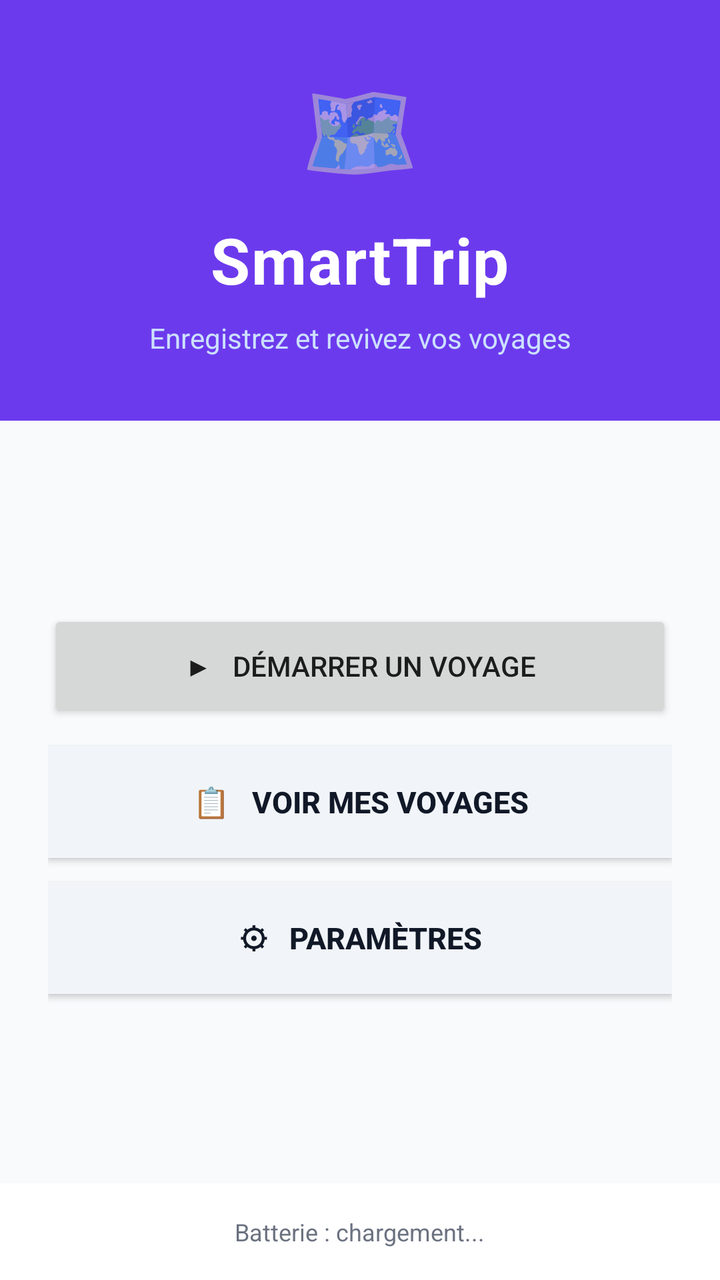
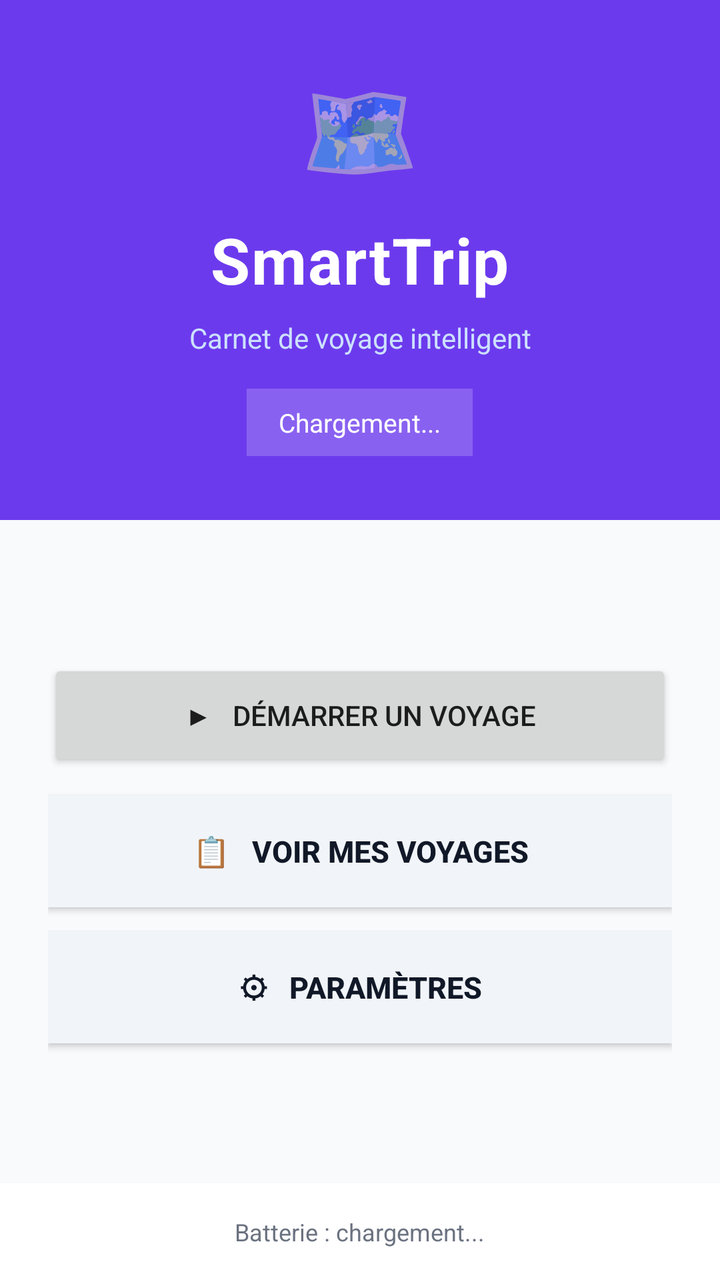

Two renders of the same Android screen: before a commit and after it. Below are the layout's source before the change and the commit's diff.
<!-- AndroidManifest.xml: application theme Theme.SmartTrip -->
<!-- res/layout/activity_main.xml -->
<?xml version="1.0" encoding="utf-8"?>
<LinearLayout xmlns:android="http://schemas.android.com/apk/res/android"
    android:layout_width="match_parent"
    android:layout_height="match_parent"
    android:orientation="vertical"
    android:background="@color/background">

    
    <LinearLayout
        android:layout_width="match_parent"
        android:layout_height="wrap_content"
        android:background="@color/primary"
        android:orientation="vertical"
        android:padding="32dp"
        android:paddingTop="48dp"
        android:paddingBottom="40dp"
        android:gravity="center">

        <TextView
            android:layout_width="wrap_content"
            android:layout_height="wrap_content"
            android:text="🗺️"
            android:textSize="48sp"
            android:layout_marginBottom="12dp" />

        <TextView
            android:id="@+id/tvTitle"
            android:layout_width="wrap_content"
            android:layout_height="wrap_content"
            android:text="SmartTrip"
            android:textSize="32sp"
            android:textStyle="bold"
            android:textColor="@color/white"
            android:letterSpacing="0.02"
            android:layout_marginBottom="8dp" />

        <TextView
            android:layout_width="wrap_content"
            android:layout_height="wrap_content"
            android:text="Enregistrez et revivez vos voyages"
            android:textSize="14sp"
            android:textColor="#CCE0FF"
            android:gravity="center" />

    </LinearLayout>

    
    <LinearLayout
        android:layout_width="match_parent"
        android:layout_height="0dp"
        android:layout_weight="1"
        android:orientation="vertical"
        android:padding="24dp"
        android:gravity="center_vertical">

        <Button
            android:id="@+id/btnStartTrip"
            android:layout_width="match_parent"
            android:layout_height="56dp"
            android:text="▶   Démarrer un voyage"
            android:layout_marginBottom="12dp" />

        <Button
            android:id="@+id/btnViewTrips"
            android:layout_width="match_parent"
            android:layout_height="56dp"
            android:text="📋   Voir mes voyages"
            style="@style/Widget.SmartTrip.Button.Secondary"
            android:layout_marginBottom="12dp" />

        <Button
            android:id="@+id/btnSettings"
            android:layout_width="match_parent"
            android:layout_height="56dp"
            android:text="⚙   Paramètres"
            style="@style/Widget.SmartTrip.Button.Secondary" />

    </LinearLayout>

    
    <LinearLayout
        android:layout_width="match_parent"
        android:layout_height="wrap_content"
        android:background="@color/surface"
        android:padding="16dp"
        android:gravity="center">

        <TextView
            android:id="@+id/tvBatteryStatus"
            android:layout_width="wrap_content"
            android:layout_height="wrap_content"
            android:text="Batterie : chargement..."
            android:textSize="12sp"
            android:textColor="@color/text_muted" />
    </LinearLayout>

</LinearLayout>
<!-- resources referenced by this layout -->
<resources>
  <color name="background">#F8FAFC</color>
  <color name="primary">#6C3AED</color>
  <color name="surface">#FFFFFF</color>
  <color name="text_muted">#6B7280</color>
  <color name="white">#FFFFFF</color>
  <style name="Widget.SmartTrip.Button.Secondary">
          <item name="android:background">@color/surface_alt</item>
          <item name="android:textColor">@color/text_primary</item>
      </style>
  <style name="Theme.SmartTrip" parent="Theme.AppCompat.Light.NoActionBar">
          <item name="colorPrimary">@color/primary</item>
          <item name="colorPrimaryDark">@color/primary_dark</item>
          <item name="colorAccent">@color/primary</item>
          <item name="android:windowBackground">@color/background</item>
          <item name="android:statusBarColor">@color/primary_dark</item>
      </style>
  <color name="surface_alt">#F1F5F9</color>
  <color name="text_primary">#111827</color>
  <color name="primary_dark">#5B21B6</color>
</resources>

<!-- the commit's change to res/layout/activity_main.xml (unified diff, before → after) -->
@@ -13,7 +13,7 @@
         android:orientation="vertical"
         android:padding="32dp"
         android:paddingTop="48dp"
-        android:paddingBottom="40dp"
+        android:paddingBottom="32dp"
         android:gravity="center">
 
         <TextView
@@ -24,7 +24,6 @@
             android:layout_marginBottom="12dp" />
 
         <TextView
-            android:id="@+id/tvTitle"
             android:layout_width="wrap_content"
             android:layout_height="wrap_content"
             android:text="SmartTrip"
@@ -37,10 +36,30 @@
         <TextView
             android:layout_width="wrap_content"
             android:layout_height="wrap_content"
-            android:text="Enregistrez et revivez vos voyages"
+            android:text="Carnet de voyage intelligent"
             android:textSize="14sp"
             android:textColor="#CCE0FF"
-            android:gravity="center" />
+            android:gravity="center"
+            android:layout_marginBottom="16dp" />
+
+        
+        <LinearLayout
+            android:layout_width="wrap_content"
+            android:layout_height="wrap_content"
+            android:background="#33FFFFFF"
+            android:paddingStart="16dp"
+            android:paddingEnd="16dp"
+            android:paddingTop="8dp"
+            android:paddingBottom="8dp">
+
+            <TextView
+                android:id="@+id/tvStatsCloud"
+                android:layout_width="wrap_content"
+                android:layout_height="wrap_content"
+                android:text="Chargement..."
+                android:textSize="13sp"
+                android:textColor="@color/white" />
+        </LinearLayout>
 
     </LinearLayout>
 
